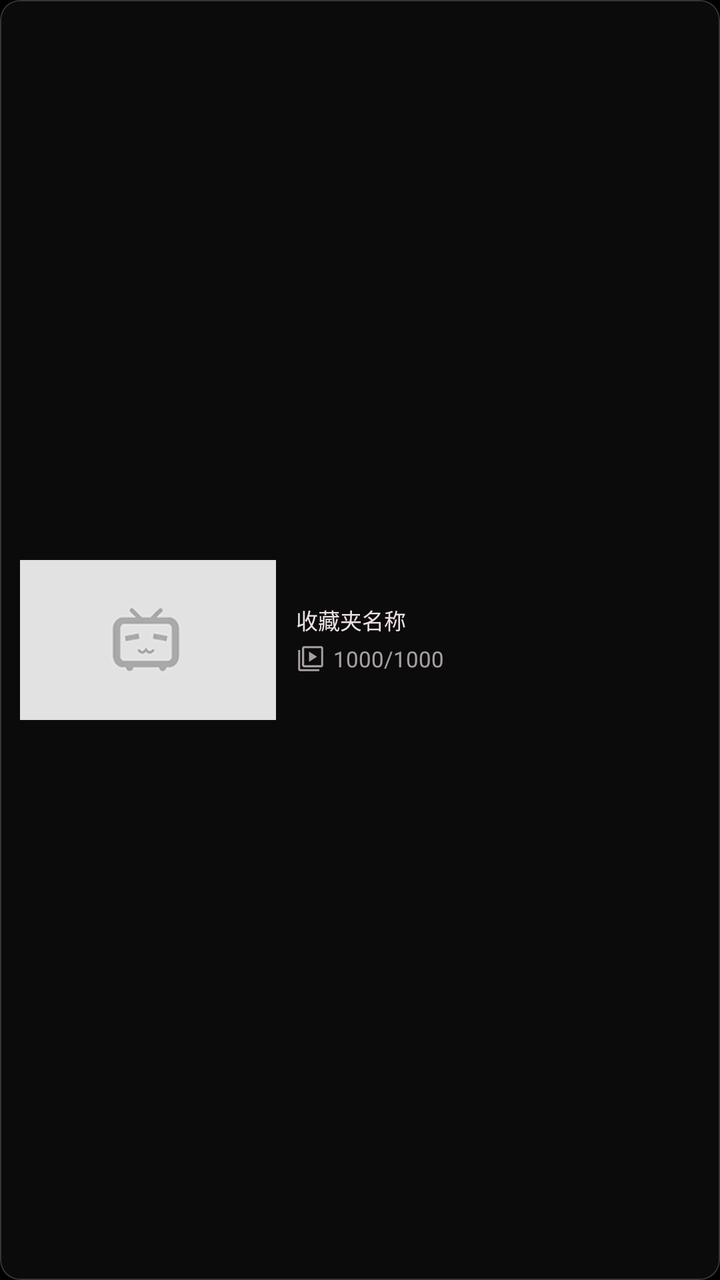
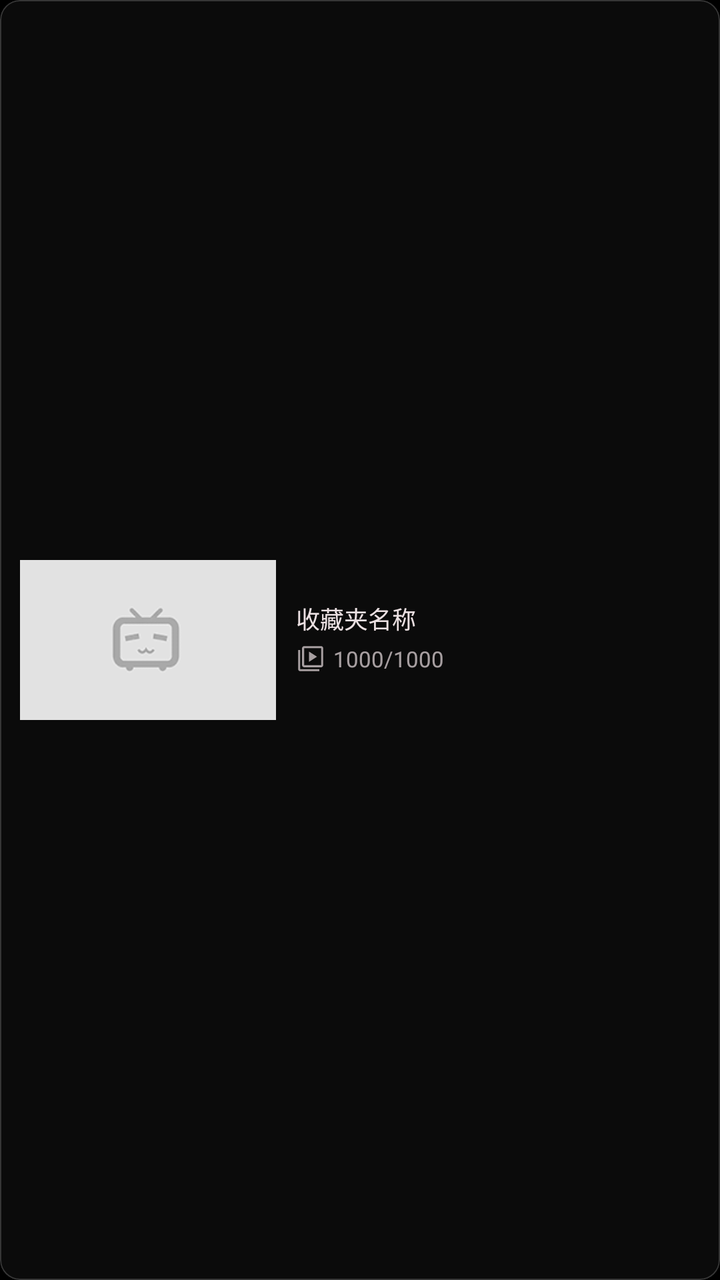

Compare the two renders of this Android layout. The source of the first and the diff that turns it into the second are given below.
<!-- AndroidManifest.xml: application theme Theme.BiliClient -->
<!-- res/layout/cell_favorite_folder_list.xml -->
<?xml version="1.0" encoding="utf-8"?>

<com.google.android.material.card.MaterialCardView xmlns:android="http://schemas.android.com/apk/res/android"
    xmlns:app="http://schemas.android.com/apk/res-auto"
    android:layout_width="match_parent"
    android:layout_height="wrap_content"
    android:layout_marginVertical="@dimen/list_margin_vertical"
    android:layout_marginHorizontal="@dimen/activity_padding_horizontal"
    app:layout_constraintBottom_toBottomOf="parent"
    app:layout_constraintEnd_toEndOf="parent"
    app:layout_constraintStart_toStartOf="parent"
    app:layout_constraintTop_toTopOf="parent">

    <androidx.constraintlayout.widget.ConstraintLayout
        android:layout_width="match_parent"
        android:layout_height="match_parent">

        <ImageView
            android:id="@+id/img_cover"
            android:layout_width="0dp"
            android:layout_height="0dp"
            android:layout_marginStart="10dp"
            android:layout_marginTop="10dp"
            android:layout_marginEnd="6dp"
            android:layout_marginBottom="10dp"
            android:adjustViewBounds="true"
            android:scaleType="centerCrop"
            android:src="@mipmap/placeholder"
            app:layout_constraintBottom_toBottomOf="parent"
            app:layout_constraintDimensionRatio="16:10"
            app:layout_constraintEnd_toStartOf="@+id/guide_horizontal_0.5"
            app:layout_constraintStart_toStartOf="parent"
            app:layout_constraintTop_toTopOf="parent" />

        <androidx.constraintlayout.widget.Guideline
            android:id="@+id/guide_horizontal_0.5"
            android:layout_width="wrap_content"
            android:layout_height="wrap_content"
            android:orientation="vertical"
            app:layout_constraintGuide_percent="0.4" />

        <androidx.constraintlayout.widget.Guideline
            android:id="@+id/guide_vertical_0.4"
            android:layout_width="wrap_content"
            android:layout_height="wrap_content"
            android:orientation="horizontal"
            app:layout_constraintGuide_percent="0.5" />

        <TextView
            android:id="@+id/text_title"
            android:layout_width="0dp"
            android:layout_height="wrap_content"
            android:layout_marginStart="4dp"
            android:layout_marginEnd="4dp"
            android:layout_marginBottom="2dp"
            android:singleLine="true"
            android:text="收藏夹名称"
            android:textSize="11sp"
            app:layout_constraintBottom_toTopOf="@+id/guide_vertical_0.4"
            app:layout_constraintEnd_toEndOf="parent"
            app:layout_constraintStart_toStartOf="@+id/guide_horizontal_0.5" />

        <TextView
            android:id="@+id/text_itemcount"
            android:layout_width="wrap_content"
            android:layout_height="wrap_content"
            android:layout_marginStart="4dp"
            android:layout_marginTop="2dp"
            android:alpha="0.7"
            android:text="1000/1000"
            android:textSize="11sp"
            app:layout_constraintStart_toEndOf="@+id/icon_count"
            app:layout_constraintTop_toTopOf="@+id/guide_vertical_0.4" />

        <ImageView
            android:id="@+id/icon_count"
            android:layout_width="wrap_content"
            android:layout_height="0dp"
            android:adjustViewBounds="true"
            android:alpha="0.7"
            app:layout_constraintBottom_toBottomOf="@+id/text_itemcount"
            app:layout_constraintStart_toStartOf="@+id/text_title"
            app:layout_constraintTop_toTopOf="@+id/text_itemcount"
            android:src="@drawable/icon_folder" />

    </androidx.constraintlayout.widget.ConstraintLayout>
</com.google.android.material.card.MaterialCardView>
<!-- resources referenced by this layout -->
<resources>
  <dimen name="activity_padding_horizontal">6dp</dimen>
  <dimen name="list_margin_vertical">2dp</dimen>
  <color name="bgblack">#000000</color>
  <color name="pink">#FBFB8787</color>
  <color name="textwhite">#ebe0e2</color>
  <color name="card_border_new">#363636</color>
  <style name="TextViewSytle" parent="Widget.AppCompat.TextView">
          <item name="android:textSize">14sp</item>
          #设置默认字体大小，某些设备的默认字体偏大
      </style>
  <style name="EditTextStyle" parent="Widget.AppCompat.EditText">
          <item name="android:textColorHint">#80ffffff</item>
          <item name="android:textCursorDrawable">@drawable/cursor_drawable</item>
          <item name="android:textColor">@color/textwhite</item>
      </style>
  <style name="CardStyle" parent="Widget.MaterialComponents.CardView">
          <item name="cardBackgroundColor">@color/card_bg_new</item>
          <item name="cardCornerRadius">@dimen/card_round_new</item>
          <item name="strokeColor">@color/card_border_new</item>
          <item name="strokeWidth">@dimen/card_stroke_new</item>
          <item name="rippleColor" tools:ignore="PrivateResource">@android:color/transparent</item>
          
          <item name="cardElevation">0dp</item>
          <item name="android:stateListAnimator" tools:targetApi="lollipop">@animator/press_scale</item>
          <item name="android:clickable">true</item>
          <item name="android:focusable">true</item>
      </style>
  <style name="ButtonStyle" parent="Widget.MaterialComponents.Button">
          <item name="backgroundTint">@color/card_bg_new</item>
          <item name="cornerRadius">@dimen/card_round_new</item>
          <item name="strokeColor">@color/card_border_new</item>
          <item name="strokeWidth">@dimen/card_stroke_new</item>
          <item name="android:stateListAnimator" tools:targetApi="lollipop">@animator/press_scale</item>
          <item name="android:textColor">@color/textwhite</item>
          <item name="android:insetTop">2dp</item>
          <item name="android:insetBottom">2dp</item>
          <item name="android:paddingLeft">2dp</item>
          <item name="android:paddingRight">2dp</item>
          <item name="android:clickable">true</item>
          <item name="android:focusable">true</item>
      </style>
  <style name="SwitchCompatStyle" parent="Widget.AppCompat.CompoundButton.Switch">
          <item name="android:paddingLeft">6dp</item>
          <item name="android:paddingRight">2dp</item>
          <item name="android:background">@drawable/background_edittext_setting</item>
          <item name="android:textColor">@color/textwhite</item>
      </style>
  <style name="RadioButtonStyle" parent="Widget.MaterialComponents.CompoundButton.RadioButton">
          <item name="android:minHeight">10dp</item>
      </style>
  <style name="ListStyle">
          <item name="android:descendantFocusability">afterDescendants</item>
      </style>
  <color name="bili_pink">#FE679A</color>
  <color name="color_ripple">#78FEFEFE</color>
  <!-- drawable cursor_drawable (drawable) -->
  <?xml version="1.0" encoding="utf-8"?>
  
  <shape xmlns:android="http://schemas.android.com/apk/res/android">
      <solid android:color="#eeFB7299" />
      <size android:width="2dp" />
  </shape>
  <color name="card_bg_new">#4D262626</color>
  <dimen name="card_round_new">10dp</dimen>
  <dimen name="card_stroke_new">0.5dp</dimen>
  <!-- drawable background_edittext_setting (drawable) -->
  <?xml version="1.0" encoding="utf-8"?>
  
  <shape xmlns:android="http://schemas.android.com/apk/res/android">
      <solid android:color="#cc262626" />
      <stroke
          android:width="@dimen/card_stroke"
          android:color="#70707070" />
      <corners android:radius="@dimen/card_round" />
  </shape>
  <dimen name="card_stroke">0dp</dimen>
  <dimen name="card_round">6dp</dimen>
  <!-- unchanged entries left out for length: 4 -->
</resources>

<!-- the commit's change to res/layout/cell_favorite_folder_list.xml (unified diff, before → after) -->
@@ -55,7 +55,7 @@
             android:layout_marginBottom="2dp"
             android:singleLine="true"
             android:text="收藏夹名称"
-            android:textSize="11sp"
+            android:textSize="12sp"
             app:layout_constraintBottom_toTopOf="@+id/guide_vertical_0.4"
             app:layout_constraintEnd_toEndOf="parent"
             app:layout_constraintStart_toStartOf="@+id/guide_horizontal_0.5" />
@@ -67,6 +67,7 @@
             android:layout_marginStart="4dp"
             android:layout_marginTop="2dp"
             android:alpha="0.7"
+            android:maxWidth="90dp"
             android:text="1000/1000"
             android:textSize="11sp"
             app:layout_constraintStart_toEndOf="@+id/icon_count"
